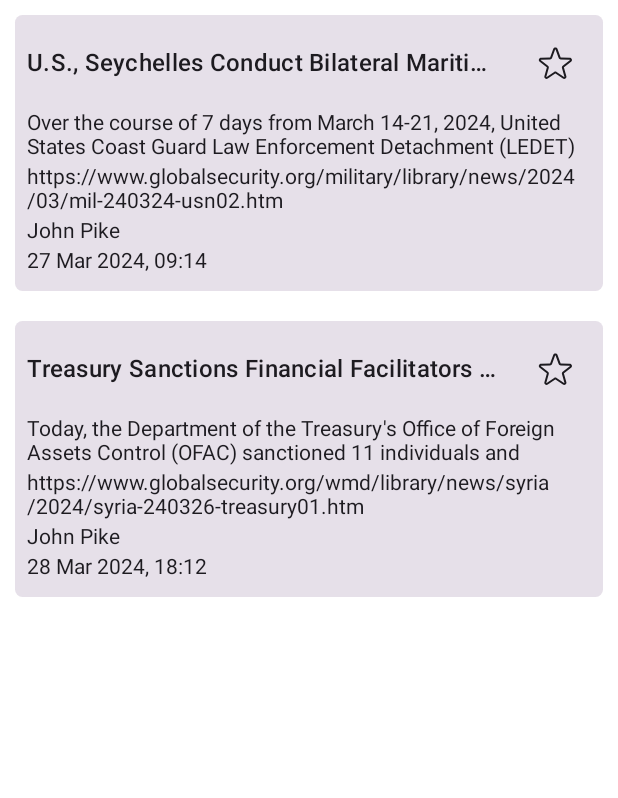
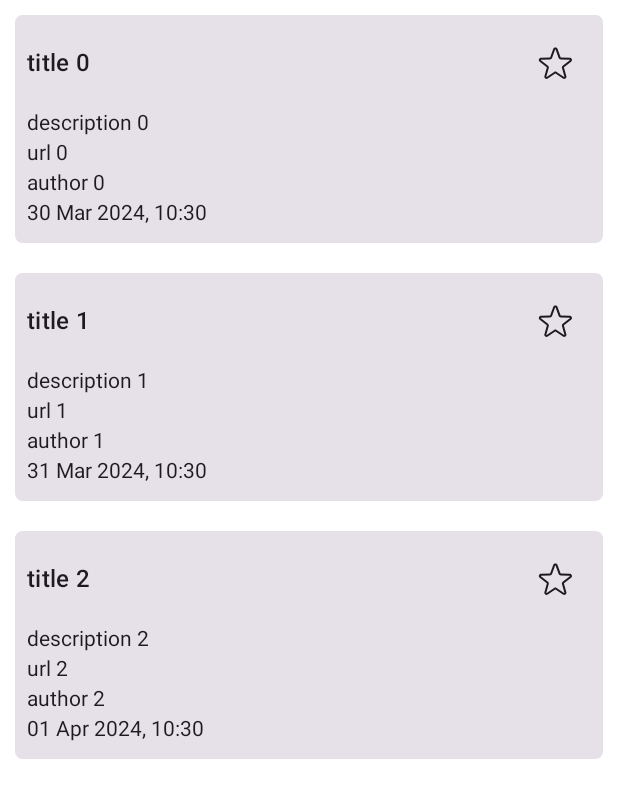
Before and after one commit to AdhamGamal/News-App, an Android app built with Jetpack Compose: the @Preview function GalleryScreenPreview, on a phone screen of 412 x 824 dp. Shown: the top 798 px of the screen. Run offline under Robolectric (Android 15) with nearby library versions, the phone set to English and light mode, and no system bars.

```diff
--- a/app/src/main/java/com/amg/newsapp/models/Article.kt
+++ b/app/src/main/java/com/amg/newsapp/models/Article.kt
@@ -1,6 +1,10 @@
 package com.amg.newsapp.models
 
 import com.amg.newsapp.database.models.ArticleEntity
+import java.text.SimpleDateFormat
+import java.util.Date
+import java.util.Locale
+import java.util.TimeZone
 
 data class Article(
     val source: String = "",
@@ -28,7 +32,30 @@ data class Article(
 
     fun isFavorite() = articleId != DEFAULT_ID
 
+    fun generateId(): String {
+        return "$title $url $publishedAt"
+    }
+
     companion object {
-        private const val DEFAULT_ID = -1L
+        const val DEFAULT_ID = -1L
+
+        fun generateFakeData(size: Int): List<Article> {
+            val dateFormat = SimpleDateFormat("yyyy-MM-dd'T'HH:mm:ss'Z'", Locale.getDefault())
+            dateFormat.timeZone = TimeZone.getTimeZone("UTC")
+
+            return List(size) { index ->
+                val date = Date(System.currentTimeMillis() + index * 24 * 60 * 60 * 1000)
+                Article(
+                    source = "source $index",
+                    author = "author $index",
+                    title = "title $index",
+                    description = "description $index",
+                    url = "url $index",
+                    urlToImage = "urlToImage $index",
+                    publishedAt = dateFormat.format(date),
+                    content = "content $index"
+                )
+            }
+        }
     }
 }
--- a/app/src/main/java/com/amg/newsapp/screens/favorites/FavoritesScreen.kt
+++ b/app/src/main/java/com/amg/newsapp/screens/favorites/FavoritesScreen.kt
@@ -63,24 +63,7 @@ fun FavoritesScreen(
 @Composable
 private fun GalleryScreenPreview() {
     FavoritesScreen(
-        FavoritesAction.Loaded(
-            listOf(
-                Article(
-                    author = "John Pike",
-                    title = "U.S., Seychelles Conduct Bilateral Maritime Security engagements",
-                    description = "Over the course of 7 days from March 14-21, 2024, United States Coast Guard Law Enforcement Detachment (LEDET) personnel worked alongside their counterparts in the Seychelles Coast Guard during multiple bilateral maritime security engagements in Seychelles' E…",
-                    url = "https://www.globalsecurity.org/military/library/news/2024/03/mil-240324-usn02.htm",
-                    publishedAt = "2024-03-27T09:14:44Z",
-                ),
-                Article(
-                    author = "John Pike",
-                    title = "Treasury Sanctions Financial Facilitators and Illicit Drug Traffickers Supporting the Syrian Regime",
-                    description = "Today, the Department of the Treasury's Office of Foreign Assets Control (OFAC) sanctioned 11 individuals and entities supporting the regime of Syrian President Bashar Al-Assad through the facilitation of illicit financial transfers and trafficking of illegal…",
-                    url = "https://www.globalsecurity.org/wmd/library/news/syria/2024/syria-240326-treasury01.htm",
-                    publishedAt = "2024-03-28T18:12:04Z",
-                ),
-            )
-        ),
+        FavoritesAction.Loaded(Article.generateFakeData(3)),
         {},
         Modifier.fillMaxSize()
     )
```
Also changed, not shown: app/src/main/java/com/amg/newsapp/screens/search/SearchScreen.kt (+11 -20 lines), app/src/main/java/com/amg/newsapp/screens/search/SearchViewModel.kt (+14 -0 lines), app/src/main/java/com/amg/newsapp/ui/listitems/ArticleListItem.kt (+1 -7 lines).
